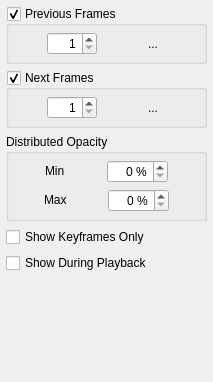
Old version of the form app/ui/onionskin.ui in the repository pencil2d/pencil.
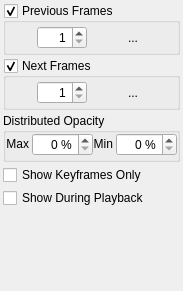
New version of the form. Icons and pictures are not drawn.

Commit message: Improve dock layout for lower resolution (#1840)

Patch:
```diff
--- a/app/ui/onionskin.ui
+++ b/app/ui/onionskin.ui
@@ -6,13 +6,13 @@
    <rect>
     <x>0</x>
     <y>0</y>
-    <width>213</width>
-    <height>382</height>
+    <width>140</width>
+    <height>291</height>
    </rect>
   </property>
   <property name="minimumSize">
    <size>
-    <width>187</width>
+    <width>140</width>
     <height>122</height>
    </size>
   </property>
@@ -30,6 +30,9 @@
     </sizepolicy>
    </property>
    <layout class="QVBoxLayout" name="verticalLayout">
+    <property name="spacing">
+     <number>0</number>
+    </property>
     <property name="leftMargin">
      <number>0</number>
     </property>
@@ -76,8 +79,8 @@
         <rect>
          <x>0</x>
          <y>0</y>
-         <width>213</width>
-         <height>360</height>
+         <width>160</width>
+         <height>254</height>
         </rect>
        </property>
        <property name="sizePolicy">
@@ -87,17 +90,20 @@
         </sizepolicy>
        </property>
        <layout class="QVBoxLayout" name="verticalLayout_3">
+        <property name="spacing">
+         <number>3</number>
+        </property>
         <property name="leftMargin">
-         <number>6</number>
+         <number>3</number>
         </property>
         <property name="topMargin">
-         <number>6</number>
+         <number>3</number>
         </property>
         <property name="rightMargin">
-         <number>6</number>
+         <number>3</number>
         </property>
         <property name="bottomMargin">
-         <number>6</number>
+         <number>3</number>
         </property>
         <item>
          <widget class="QGroupBox" name="prevFramesGroup">
@@ -108,6 +114,9 @@
            <bool>true</bool>
           </property>
           <layout class="QHBoxLayout" name="onionPrevLayout">
+           <property name="spacing">
+            <number>3</number>
+           </property>
            <property name="sizeConstraint">
             <enum>QLayout::SetDefaultConstraint</enum>
            </property>
@@ -115,13 +124,13 @@
             <number>0</number>
            </property>
            <property name="topMargin">
-            <number>6</number>
+            <number>3</number>
            </property>
            <property name="rightMargin">
             <number>0</number>
            </property>
            <property name="bottomMargin">
-            <number>6</number>
+            <number>3</number>
            </property>
            <item>
             <widget class="QSpinBox" name="onionPrevFramesNumBox">
@@ -189,6 +198,9 @@
            <bool>true</bool>
           </property>
           <layout class="QHBoxLayout" name="onionNextlLayout">
+           <property name="spacing">
+            <number>3</number>
+           </property>
            <property name="sizeConstraint">
             <enum>QLayout::SetDefaultConstraint</enum>
            </property>
@@ -196,13 +208,13 @@
             <number>0</number>
            </property>
            <property name="topMargin">
-            <number>6</number>
+            <number>3</number>
            </property>
            <property name="rightMargin">
             <number>0</number>
            </property>
            <property name="bottomMargin">
-            <number>6</number>
+            <number>3</number>
            </property>
            <item>
             <widget class="QSpinBox" name="onionNextFramesNumBox">
@@ -278,84 +290,28 @@
           <property name="title">
            <string>Distributed Opacity</string>
           </property>
-          <layout class="QVBoxLayout" name="verticalLayout_2">
+          <layout class="QHBoxLayout" name="horizontalLayout">
            <property name="spacing">
-            <number>6</number>
+            <number>0</number>
            </property>
            <property name="leftMargin">
             <number>0</number>
            </property>
            <property name="topMargin">
-            <number>6</number>
+            <number>0</number>
            </property>
            <property name="rightMargin">
             <number>0</number>
            </property>
            <property name="bottomMargin">
-            <number>6</number>
+            <number>3</number>
            </property>
-           <item>
-            <widget class="QWidget" name="minOpacityGroup" native="true">
-             <layout class="QHBoxLayout" name="horizontalLayout_2">
-              <property name="leftMargin">
-               <number>0</number>
-              </property>
-              <property name="topMargin">
-               <number>0</number>
-              </property>
-              <property name="rightMargin">
-               <number>0</number>
-              </property>
-              <property name="bottomMargin">
-               <number>0</number>
-              </property>
-              <item>
-               <widget class="QLabel" name="minOpacityLabel">
-                <property name="sizePolicy">
-                 <sizepolicy hsizetype="Fixed" vsizetype="Fixed">
-                  <horstretch>0</horstretch>
-                  <verstretch>0</verstretch>
-                 </sizepolicy>
-                </property>
-                <property name="text">
-                 <string>Min</string>
-                </property>
-               </widget>
-              </item>
-              <item>
-               <widget class="QSpinBox" name="onionMinOpacityBox">
-                <property name="sizePolicy">
-                 <sizepolicy hsizetype="Fixed" vsizetype="Fixed">
-                  <horstretch>0</horstretch>
-                  <verstretch>0</verstretch>
-                 </sizepolicy>
-                </property>
-                <property name="minimumSize">
-                 <size>
-                  <width>60</width>
-                  <height>0</height>
-                 </size>
-                </property>
-                <property name="alignment">
-                 <set>Qt::AlignRight|Qt::AlignTrailing|Qt::AlignVCenter</set>
-                </property>
-                <property name="suffix">
-                 <string> %</string>
-                </property>
-                <property name="prefix">
-                 <string/>
-                </property>
-                <property name="maximum">
-                 <number>100</number>
-                </property>
-               </widget>
-              </item>
-             </layout>
-            </widget>
-           </item>
            <item>
             <widget class="QWidget" name="maxOpacityGroup" native="true">
              <layout class="QHBoxLayout" name="horizontalLayout_3">
+              <property name="spacing">
+               <number>3</number>
+              </property>
               <property name="leftMargin">
                <number>0</number>
               </property>
@@ -379,6 +335,9 @@
                 <property name="text">
                  <string>Max</string>
                 </property>
+                <property name="alignment">
+                 <set>Qt::AlignRight|Qt::AlignTrailing|Qt::AlignVCenter</set>
+                </property>
                </widget>
               </item>
               <item>
@@ -391,7 +350,72 @@
                 </property>
                 <property name="minimumSize">
                  <size>
-                  <width>60</width>
+                  <width>50</width>
+                  <height>0</height>
+                 </size>
+                </property>
+                <property name="alignment">
+                 <set>Qt::AlignRight|Qt::AlignTrailing|Qt::AlignVCenter</set>
+                </property>
+                <property name="suffix">
+                 <string> %</string>
+                </property>
+                <property name="prefix">
+                 <string/>
+                </property>
+                <property name="maximum">
+                 <number>100</number>
+                </property>
+               </widget>
+              </item>
+             </layout>
+            </widget>
+           </item>
+           <item>
+            <widget class="QWidget" name="minOpacityGroup" native="true">
+             <layout class="QHBoxLayout" name="horizontalLayout_2">
+              <property name="spacing">
+               <number>3</number>
+              </property>
+              <property name="leftMargin">
+               <number>0</number>
+              </property>
+              <property name="topMargin">
+               <number>0</number>
+              </property>
+              <property name="rightMargin">
+               <number>0</number>
+              </property>
+              <property name="bottomMargin">
+               <number>0</number>
+              </property>
+              <item>
+               <widget class="QLabel" name="minOpacityLabel">
+                <property name="sizePolicy">
+                 <sizepolicy hsizetype="Fixed" vsizetype="Fixed">
+                  <horstretch>0</horstretch>
+                  <verstretch>0</verstretch>
+                 </sizepolicy>
+                </property>
+                <property name="text">
+                 <string>Min</string>
+                </property>
+                <property name="alignment">
+                 <set>Qt::AlignRight|Qt::AlignTrailing|Qt::AlignVCenter</set>
+                </property>
+               </widget>
+              </item>
+              <item>
+               <widget class="QSpinBox" name="onionMinOpacityBox">
+                <property name="sizePolicy">
+                 <sizepolicy hsizetype="Fixed" vsizetype="Fixed">
+                  <horstretch>0</horstretch>
+                  <verstretch>0</verstretch>
+                 </sizepolicy>
+                </property>
+                <property name="minimumSize">
+                 <size>
+                  <width>50</width>
                   <height>0</height>
                  </size>
                 </property>
@@ -416,18 +440,25 @@
          </widget>
         </item>
         <item>
-         <widget class="QCheckBox" name="onionSkinMode">
-          <property name="text">
-           <string>Show Keyframes Only</string>
+         <layout class="QVBoxLayout" name="verticalLayout_2">
+          <property name="topMargin">
+           <number>0</number>
           </property>
-         </widget>
-        </item>
-        <item>
-         <widget class="QCheckBox" name="onionWhilePlayback">
-          <property name="text">
-           <string>Show During Playback</string>
-          </property>
-         </widget>
+          <item>
+           <widget class="QCheckBox" name="onionSkinMode">
+            <property name="text">
+             <string>Show Keyframes Only</string>
+            </property>
+           </widget>
+          </item>
+          <item>
+           <widget class="QCheckBox" name="onionWhilePlayback">
+            <property name="text">
+             <string>Show During Playback</string>
+            </property>
+           </widget>
+          </item>
+         </layout>
         </item>
         <item>
          <spacer name="verticalSpacer">
```
The commit also changes 12 other files.
